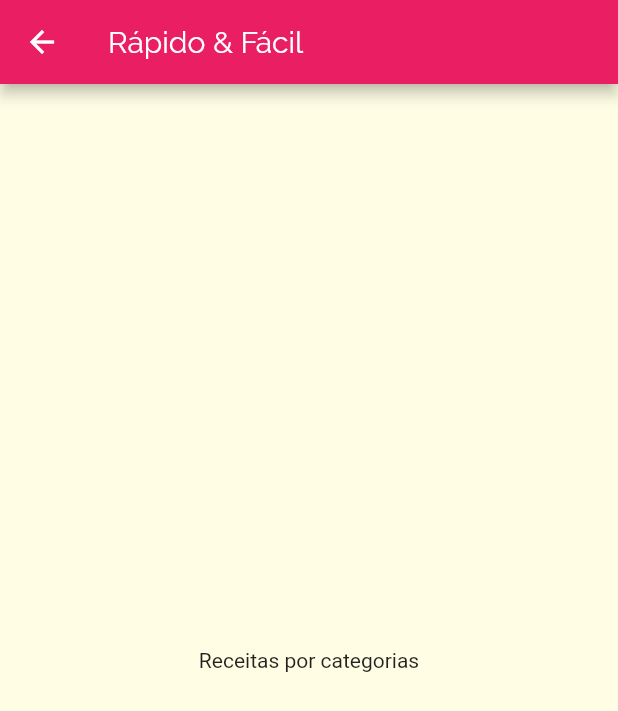
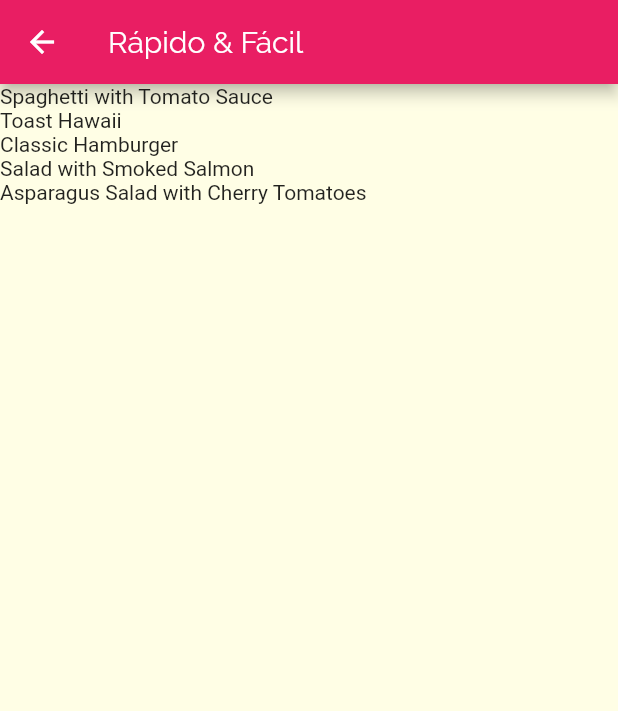
Before and after one commit to pcesarofc/recipeapp, a Flutter app: the screen it shows after launch, after a tap on "Rápido & Fácil", on a phone screen of 412 x 824 dp. Shown: the top 711 px of the screen. Run offline on Flutter 3.47's test engine with Material 2 defaults, Android fonts, the phone set to English and light mode, and no system bars.

Commit message:
Adicionado List View na categories meals screen

```diff
--- a/lib/data/dummy_data.dart
+++ b/lib/data/dummy_data.dart
@@ -2,7 +2,7 @@ import 'package:flutter/material.dart';
 import '../models/categories.dart';
 import '../models/meals.dart';
 
-const DUMMY_CATEGORIES = [
+List<Category> DUMMY_CATEGORIES = [
   Category(
     id: 'c1',
     title: 'Italiano',
@@ -55,7 +55,7 @@ const DUMMY_CATEGORIES = [
   ),
 ];
 
-List<Meal> DUMMY_MEALS = [
+ List<Meal> DUMMY_MEALS = [
   Meal(
     id: 'm1',
     categories: ['c1', 'c2'],
--- a/lib/screens/categories_meals_screen.dart
+++ b/lib/screens/categories_meals_screen.dart
@@ -1,17 +1,29 @@
 import 'package:flutter/material.dart';
 import '../models/categories.dart';
+import '../data/dummy_data.dart';
 
 class CategoriesMealsScreen extends StatelessWidget {
+  const CategoriesMealsScreen({Key? key}) : super(key: key);
+
   @override
   Widget build(BuildContext context) {
     final category = ModalRoute.of(context)!.settings.arguments as Category;
+
+    final categoryMeals = DUMMY_MEALS.where((meals) {
+      return meals.categories.contains(category.id);
+    }).toList();
 
     return Scaffold(
       appBar: AppBar(
         title: Text(category.title),
       ),
-      body: const Center(
-        child: Text('Receitas por categorias'),
+      body: ListView.builder(
+        itemCount: categoryMeals.length,
+        itemBuilder: (context, index) {
+          return Text(
+            categoryMeals[index].title,
+          );
+        },
       ),
     );
   }
```
